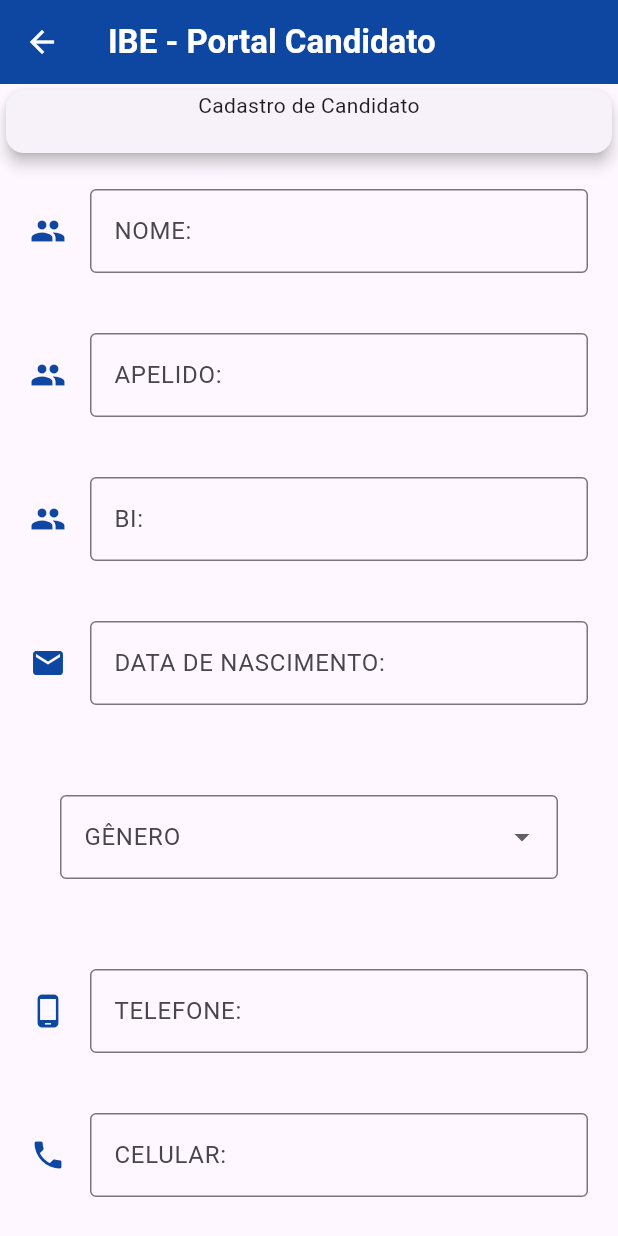
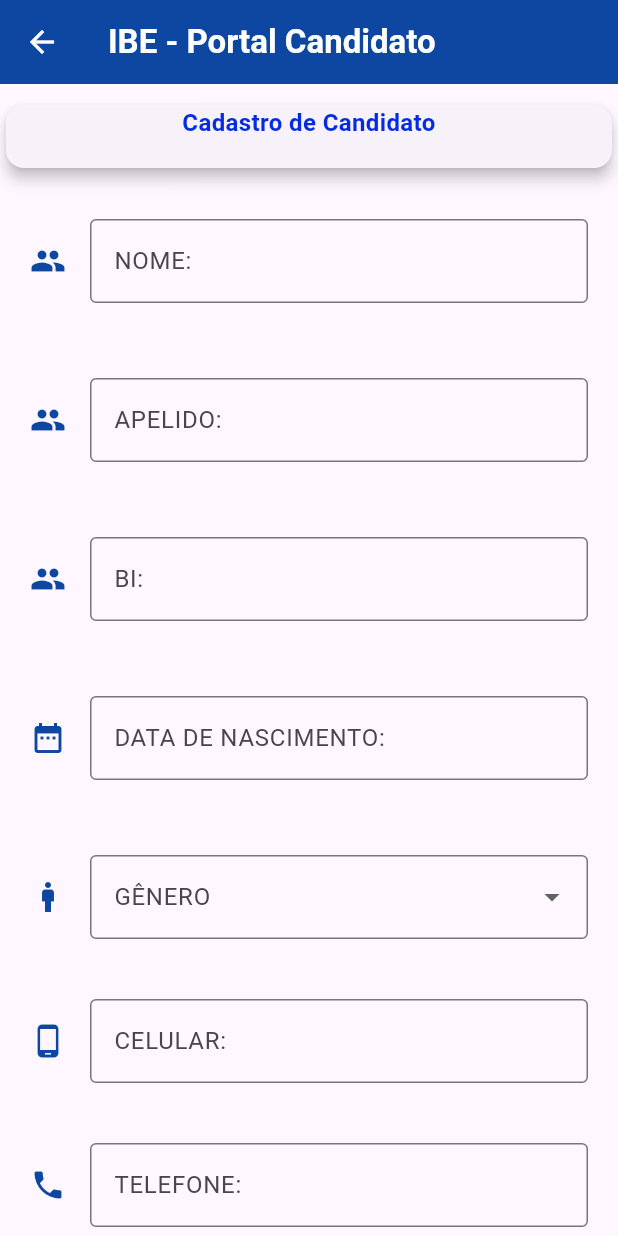
Before and after one commit to C4rlos-Capitine/ibe_candidaturas, a Flutter app: the Cadastro screen opened by its route, on a phone screen of 412 x 824 dp. Run offline on Flutter 3.47's test engine with Material 3 defaults, Android fonts, the phone set to English and light mode, and no system bars; our stand-ins replace eva_icons_flutter, file_picker, fluttertoast.

Commit message:
Coreção de erros de versão

```diff
--- a/lib/views/cadastrar.dart
+++ b/lib/views/cadastrar.dart
@@ -2,7 +2,6 @@ import 'package:flutter/material.dart';
 import 'package:flutter/src/widgets/framework.dart';
 import 'package:flutter/src/widgets/placeholder.dart';
 import 'package:eva_icons_flutter/eva_icons_flutter.dart';
-
 
 class Cadastro extends StatefulWidget {
   const Cadastro({super.key});
@@ -19,21 +18,30 @@ class _CadastroState extends State<Cadastro> {
     return Scaffold(
       appBar: AppBar(
         actions: [],
-        title: Text("IBE - Portal Candidato", style: TextStyle(color: Colors.white, fontWeight: FontWeight.bold),),
+        title: Text(
+          "IBE - Portal Candidato",
+          style: TextStyle(color: Colors.white, fontWeight: FontWeight.bold),
+        ),
         iconTheme: IconThemeData(color: Colors.white),
         backgroundColor: Colors.blue[900],
       ),
       body: ListView(
         children: [
+          SizedBox(height: 10),
           Container(
             height: 50,
             child: Card(
                 elevation: 4.0,
                 child: Text(
                   "Cadastro de Candidato",
+                  style: TextStyle(
+                      color: Color.fromARGB(255, 3, 44, 226),
+                      fontWeight: FontWeight.bold,
+                      fontSize: 16),
                   textAlign: TextAlign.center,
                 )),
           ),
+          SizedBox(height: 10),
           Container(
             alignment: Alignment.center,
             padding: EdgeInsets.all(20),
@@ -46,6 +54,7 @@ class _CadastroState extends State<Cadastro> {
               ),
             ),
           ),
+          SizedBox(height: 10),
           Container(
             alignment: Alignment.center,
             padding: EdgeInsets.all(20),
@@ -58,6 +67,7 @@ class _CadastroState extends State<Cadastro> {
               ),
             ),
           ),
+          SizedBox(height: 10),
           Container(
             alignment: Alignment.center,
             padding: EdgeInsets.all(20),
@@ -70,6 +80,7 @@ class _CadastroState extends State<Cadastro> {
               ),
             ),
           ),
+          SizedBox(height: 10),
           Container(
             alignment: Alignment.center,
             padding: EdgeInsets.all(20),
@@ -78,7 +89,7 @@ class _CadastroState extends State<Cadastro> {
               decoration: InputDecoration(
                 border: OutlineInputBorder(),
                 label: Text("DATA DE NASCIMENTO:"),
-                icon: Icon(Icons.mail, color: Colors.blue[900]),
+                icon: Icon(Icons.date_range, color: Colors.blue[900]),
                 hintText: "data dd/mm/aaaa",
               ),
               readOnly: true,
@@ -99,12 +110,14 @@ class _CadastroState extends State<Cadastro> {
               },
             ),
           ),
+          SizedBox(height: 10),
           Container(
             alignment: Alignment.center,
-            padding: EdgeInsets.all(40),
+            padding: EdgeInsets.all(20),
             child: DropdownButtonFormField<String>(
               decoration: InputDecoration(
                 border: OutlineInputBorder(),
+                icon: Icon(Icons.man, color: Colors.blue[900]),
                 labelText: "GÊNERO",
               ),
               value: _selectedGender,
@@ -127,9 +140,9 @@ class _CadastroState extends State<Cadastro> {
             child: TextFormField(
               decoration: InputDecoration(
                 border: OutlineInputBorder(),
-                label: Text("TELEFONE:"),
+                label: Text("CELULAR:"),
                 icon: Icon(Icons.phone_android, color: Colors.blue[900]),
-                  hintText: "+258 000000",
+                hintText: "+258 00000",
               ),
             ),
           ),
@@ -139,9 +152,9 @@ class _CadastroState extends State<Cadastro> {
             child: TextFormField(
               decoration: InputDecoration(
                 border: OutlineInputBorder(),
-                label: Text("CELULAR:"),
+                label: Text("TELEFONE:"),
                 icon: Icon(Icons.phone, color: Colors.blue[900]),
-                  hintText: "+258 000000",
+                hintText: "+258 21 00000",
               ),
             ),
           ),
@@ -149,21 +162,38 @@ class _CadastroState extends State<Cadastro> {
             alignment: Alignment.center,
             padding: EdgeInsets.all(20),
             child: TextFormField(
+              obscureText: true,
               decoration: InputDecoration(
                 border: OutlineInputBorder(),
-                label: Text("EMAIL:"),
-                icon: Icon(Icons.email, color: Colors.blue[900]),
-                  hintText: "email@domain",
+                label: Text("SENHA:"),
+                icon: Icon(Icons.password, color: Colors.blue[900]),
+                hintText: "********",
               ),
             ),
           ),
           Container(
+            alignment: Alignment.center,
             padding: EdgeInsets.all(20),
+            child: TextFormField(
+              obscureText: true,
+              decoration: InputDecoration(
+                border: OutlineInputBorder(),
+                label: Text("CONFIRMAR:"),
+                icon: Icon(Icons.password, color: Colors.blue[900]),
+                hintText: "********",
+              ),
+            ),
+          ),
+          Container(
             child: ElevatedButton(
               onPressed: () {
                 Navigator.pushNamed(context, "/cadastro");
               },
-              child: Text("Submeter", style: TextStyle(color: Colors.white, fontWeight: FontWeight.bold),),
+              child: Text(
+                "Submeter",
+                style:
+                    TextStyle(color: Colors.white, fontWeight: FontWeight.bold),
+              ),
               style: ElevatedButton.styleFrom(
                 backgroundColor: Colors.blue[900],
               ),
--- a/lib/views/login.dart
+++ b/lib/views/login.dart
@@ -19,19 +19,25 @@ class _LoginState extends State<Login> {
     return Scaffold(
         appBar: AppBar(
           actions: [],
-          title: Text("IBE - Portal Candidato", style: TextStyle(color: Colors.white, fontWeight: FontWeight.bold),),
+          title: Text(
+            "IBE - Portal Candidato",
+            style: TextStyle(color: Colors.white, fontWeight: FontWeight.bold),
+          ),
           iconTheme: IconThemeData(color: Colors.white),
           backgroundColor: Colors.blue[900],
         ),
         body: Column(mainAxisAlignment: MainAxisAlignment.center, children: [
           Container(
             child: Container(
-              padding: EdgeInsets.all(50),// Adiciona padding ao Container
+              padding: EdgeInsets.all(50), // Adiciona padding ao Container
               child: Image.asset('assets/images/ibe_moz.png'),
             ),
           ),
-          Text("Login", style: TextStyle(fontSize: 14, fontWeight: FontWeight.bold, color: Colors.blue[900])),
-
+          Text("Login",
+              style: TextStyle(
+                  fontSize: 14,
+                  fontWeight: FontWeight.bold,
+                  color: Colors.blue[900])),
           Container(
             alignment: Alignment.center,
             padding: EdgeInsets.all(30),
@@ -52,6 +58,7 @@ class _LoginState extends State<Login> {
             padding: EdgeInsets.all(30),
             child: TextFormField(
               controller: _senha,
+              obscureText: true,
               decoration: InputDecoration(
                 border: OutlineInputBorder(),
                 label: Text("Senha"),
@@ -67,7 +74,11 @@ class _LoginState extends State<Login> {
                 login(_email, _senha);
                 Navigator.pushNamed(context, "/home");
               },
-              child: Text("Autenticar", style: TextStyle(color: Colors.white, fontWeight: FontWeight.bold),),
+              child: Text(
+                "Autenticar",
+                style:
+                    TextStyle(color: Colors.white, fontWeight: FontWeight.bold),
+              ),
               style: ElevatedButton.styleFrom(
                 backgroundColor: Colors.blue[900],
               ),
@@ -79,7 +90,11 @@ class _LoginState extends State<Login> {
               onPressed: () {
                 Navigator.pushNamed(context, "/cadastro");
               },
-              child: Text("Inscreva - se", style: TextStyle(color: Colors.white, fontWeight: FontWeight.bold),),
+              child: Text(
+                "Inscreva - se",
+                style:
+                    TextStyle(color: Colors.white, fontWeight: FontWeight.bold),
+              ),
               style: ElevatedButton.styleFrom(
                 backgroundColor: Colors.blue[900],
               ),
--- a/pubspec.yaml
+++ b/pubspec.yaml
@@ -9,7 +9,7 @@ environment:
 dependencies:
   flutter:
     sdk: flutter
-  http: ^1.2.2
+  http: ^1.1.2
   eva_icons_flutter: ^3.1.0
   fluttertoast: ^8.2.5
   file_picker: ^8.0.6
```
Also changed, not shown: lib/views/abas_home/documentos.dart (+12 -11 lines), 3 other files. Lines whose indentation alone changed are shown as unchanged.
